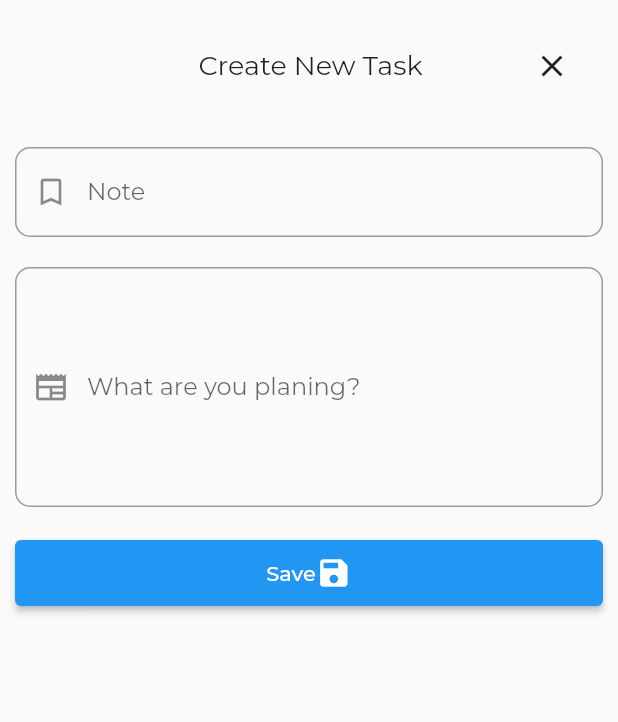
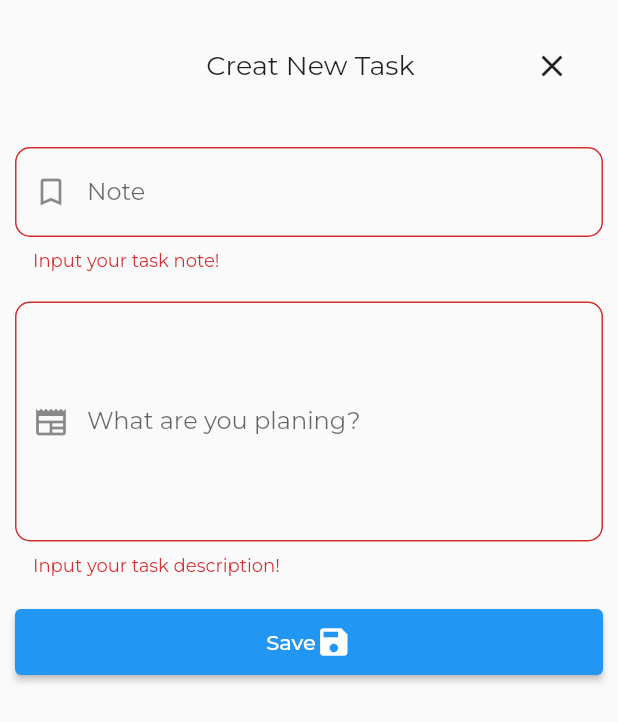
Before and after one commit to AmirHosseinBaderan/todo_flutter, a Flutter app: the UpsertTask screen opened by its route, after a tap on "Save", on a phone screen of 412 x 824 dp. Shown: the top 722 px of the screen. Run offline on Flutter 3.47's test engine with Material 2 defaults, Android fonts, the phone set to English and light mode, and no system bars; our stand-ins replace get, google_fonts.

Commit message:
check update or insert task

```diff
--- a/lib/views/upsert_task.dart
+++ b/lib/views/upsert_task.dart
@@ -1,5 +1,7 @@
 import 'package:flutter/material.dart';
 import 'package:get/get.dart';
+import 'package:todo_flutter/controllers/task.dart';
+import 'package:todo_flutter/models/task.dart';
 import 'package:todo_flutter/widgets/core/input_text.dart';
 
 import '../app.dart';
@@ -7,11 +9,23 @@ import '../app.dart';
 class UpsertTask extends StatelessWidget {
   final description = TextEditingController();
   final note = TextEditingController();
+  final formKey = GlobalKey<FormState>();
+
+  final taskController = Get.find<TaskController>();
+
+  String title = 'Creat New Task';
 
   @override
   Widget build(BuildContext context) {
     App.changeStatusbarColor(Colors.white, Brightness.dark);
-    return Scaffold(
+    if (taskController.currentTask.value.text != null) {
+      title = 'Edit `${taskController.currentTask.value.title}`';
+      description.text = taskController.currentTask.value.text.toString();
+      note.text = taskController.currentTask.value.title.toString();
+    }
+    return Form(
+        key: formKey,
+        child: Scaffold(
           body: SafeArea(
               child: Column(
             crossAxisAlignment: CrossAxisAlignment.start,
@@ -24,9 +38,9 @@ class UpsertTask extends StatelessWidget {
                     Expanded(
                         child: Container(
                       margin: const EdgeInsets.only(left: 50),
-                  child: const Text('Create New Task',
+                      child: Text(title,
                           textAlign: TextAlign.center,
-                      style: TextStyle(
+                          style: const TextStyle(
                             fontSize: 18,
                           )),
                     )),
@@ -65,7 +79,15 @@ class UpsertTask extends StatelessWidget {
               Padding(
                 padding: const EdgeInsets.all(10),
                 child: ElevatedButton(
-                onPressed: () {},
+                    onPressed: () {
+                      if (formKey.currentState!.validate()) {
+                        taskController.insertTask(TaskModel(
+                            isComplete: false,
+                            text: description.text,
+                            title: note.text));
+                        Get.back();
+                      }
+                    },
                     child: Padding(
                       padding: const EdgeInsets.all(10),
                       child: Row(
@@ -76,6 +98,6 @@ class UpsertTask extends StatelessWidget {
               )
             ],
           )),
-    );
+        ));
   }
 }
```
Lines whose indentation alone changed are shown as unchanged.
